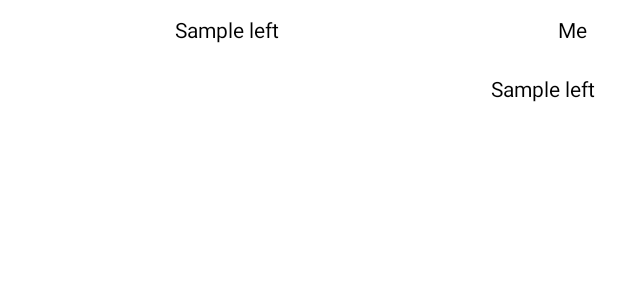
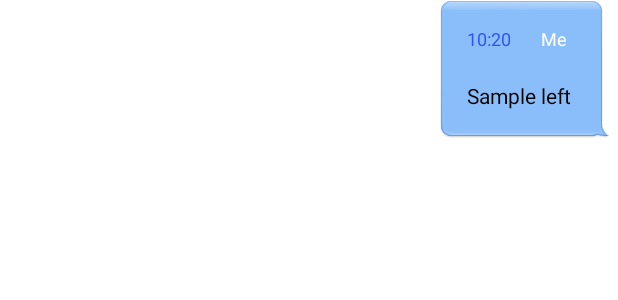
Before and after one commit to sivanookala1979/invitationapp-new, an Android app: the layout chat_view_right_side.xml on its own in the app's theme, with its tools: preview values and no code run, on a phone screen of 412 x 824 dp. Shown: the top 300 px of the screen. Run offline under Robolectric (Android 15) with nearby library versions, the phone set to English and light mode, and no system bars; network calls fail.

Commit message:
Fixed the app crashing issue, changed the chat screens design and link the new group options in my groups activity.

```diff
--- a/app/src/main/java/com/cerone/invitation/MyGroupsActivity.java
+++ b/app/src/main/java/com/cerone/invitation/MyGroupsActivity.java
@@ -34,6 +34,7 @@ public class MyGroupsActivity extends BaseActivity implements AdapterView.OnItem
         TextView title = (TextView) findViewById(R.id.toolbar_title);
         title.setText("My Groups");
         ImageView addGroup = (ImageView) findViewById(R.id.toolbarEvent);
+        addGroup.setVisibility(View.VISIBLE);
         listView = (ListView) findViewById(R.id.events_list);
         listView.setOnItemClickListener(this);
         addGroup.setOnClickListener(this);
--- a/app/src/main/java/com/cerone/invitation/fcm/MyFirebaseInstanceIDService.java
+++ b/app/src/main/java/com/cerone/invitation/fcm/MyFirebaseInstanceIDService.java
@@ -25,7 +25,6 @@ public class MyFirebaseInstanceIDService extends FirebaseInstanceIdService {
     }
     private void sendRegistrationToServer(String token) {
         Log.d("Send token", "Token " + token);
-
         Log.d("Send token", "callingUpdateJsun ");
         UserSyncher syncher = new UserSyncher();
         syncher.updateGcmCode(token);
--- a/app/src/main/res/layout/chat_view_right_side.xml
+++ b/app/src/main/res/layout/chat_view_right_side.xml
@@ -2,56 +2,48 @@
 <LinearLayout xmlns:android="http://schemas.android.com/apk/res/android"
     android:layout_width="match_parent"
     android:layout_height="match_parent"
-    android:weightSum="100"
     android:background="@color/white"
-    android:orientation="horizontal">
+    android:gravity="right"
+    android:orientation="horizontal"
+    android:weightSum="100">
+
+
     <LinearLayout
-        android:layout_width="0dp"
-        android:layout_height="81dp"
-        android:layout_marginLeft="3dp"
-        android:layout_marginRight="3dp"
-        android:layout_weight="25"
-        android:gravity="center"
-        android:orientation="horizontal" >
+        android:layout_width="wrap_content"
+        android:layout_height="wrap_content"
+        android:layout_gravity="right"
+        android:layout_marginLeft="20dp"
+        android:layout_marginRight="5dp"
+        android:background="@drawable/bubble_in"
+        android:orientation="vertical">
 
-        <ImageView
-            android:id="@+id/user_image"
-            android:layout_width="match_parent"
-            android:layout_height="match_parent"
-            android:scaleType="centerCrop"
-            android:visibility="invisible"/>
-    </LinearLayout>
-    <LinearLayout
-        android:layout_width="0dp"
-        android:layout_height="wrap_content"
-        android:layout_weight="75"
-        android:layout_gravity="right"
-        android:layout_marginRight="5dp"
-        android:background="@color/white"
-        android:orientation="vertical">
         <LinearLayout
             android:layout_width="match_parent"
             android:layout_height="wrap_content"
             android:layout_marginRight="5dp"
             android:orientation="horizontal">
+
             <TextView
                 android:id="@+id/date_time"
                 android:layout_width="wrap_content"
                 android:layout_height="wrap_content"
+                android:fontFamily="fonts/AvenirNextLTPro-Regular.otf"
                 android:gravity="right"
                 android:padding="10dp"
-                android:text="Sample left"
-                android:textColor="@color/black"
-                android:textSize="@dimen/small_text_size" />
+                android:text="10:20"
+                android:textColor="@color/blue_shade"
+                android:textSize="@dimen/very_small_text_size" />
+
             <TextView
                 android:id="@+id/me"
                 android:layout_width="match_parent"
                 android:layout_height="wrap_content"
+                android:fontFamily="fonts/AvenirNextLTPro-Regular.otf"
                 android:gravity="right"
                 android:padding="10dp"
                 android:text="Me"
-            android:textColor="@color/black"
-            android:textSize="@dimen/small_text_size" />
+                android:textColor="@color/white"
+                android:textSize="@dimen/very_small_text_size" />
 
         </LinearLayout>
 
@@ -60,7 +52,8 @@
             android:layout_width="match_parent"
             android:layout_height="wrap_content"
             android:layout_below="@+id/msgr"
-            android:gravity="right"
+            android:fontFamily="fonts/AvenirNextLTPro-Regular.otf"
+            android:gravity="left"
             android:padding="10dp"
             android:text="Sample left"
             android:textColor="@color/black"
--- a/app/src/main/res/menu/activity_navigation_drawer_drawer.xml
+++ b/app/src/main/res/menu/activity_navigation_drawer_drawer.xml
@@ -51,8 +51,8 @@
         android:checkableBehavior="single">
         <item
             android:id="@+id/nav_myGroup"
-            android:icon="@drawable/add_group"
-            android:title="My Group" />
+            android:icon="@drawable/my_group"
+            android:title="My Groups" />
     </group>
 
     <group
--- a/core/src/main/java/com/example/syncher/UserSyncher.java
+++ b/core/src/main/java/com/example/syncher/UserSyncher.java
@@ -186,7 +186,8 @@ public class UserSyncher extends BaseSyncher {
         }
         return userDetails;
     }
-    public void updateGcmCode(String gcmCode){
+    public void updateGcmCode(String gcmCode) {
+        if (BaseSyncher.getAccessToken() != null && !BaseSyncher.getAccessToken().isEmpty()) {
             SaveResult result = new SaveResult();
             try {
                 String response = HTTPUtils.getDataFromServer(BASE_URL + "users/store_gcm_code.json?gcm_code=" + gcmCode, "GET");
@@ -203,6 +204,7 @@ public class UserSyncher extends BaseSyncher {
             }
             //return result;
         }
+    }
 
 
 }
```
Also changed, not shown: app/src/main/java/com/cerone/invitation/activities/HomeScreenActivity.java (+20 -13 lines), app/src/main/java/com/cerone/invitation/activities/SignInActivity.java (+7 -5 lines), app/src/main/res/layout/activity_support_chat.xml (+8 -9 lines), app/src/main/res/layout/chat_view_left_side.xml (+40 -49 lines), app/src/main/res/drawable-hdpi/bubble_in.9.png (added), app/src/main/res/drawable-hdpi/bubble_out.9.png (added), app/src/main/res/drawable-hdpi/my_group.png (added), app/src/main/res/drawable-mdpi/my_group.png (added), app/src/main/res/drawable-xhdpi/my_group.png (added), app/src/main/res/drawable-xxhdpi/my_group.png (added). Lines whose indentation alone changed are shown as unchanged.
